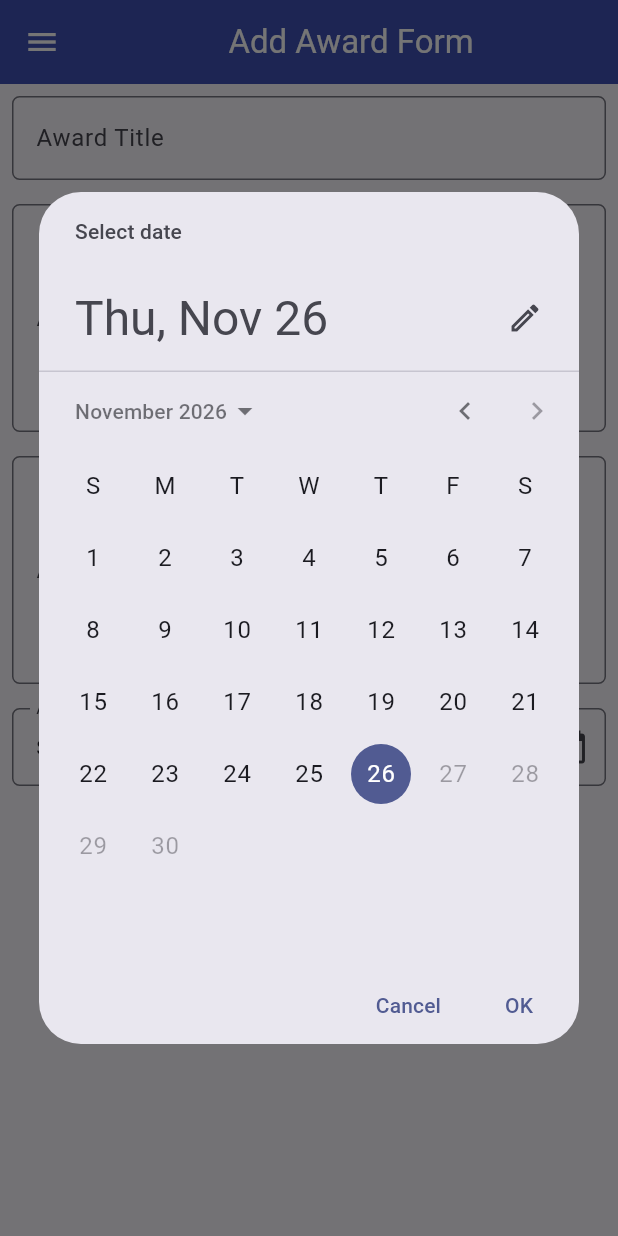
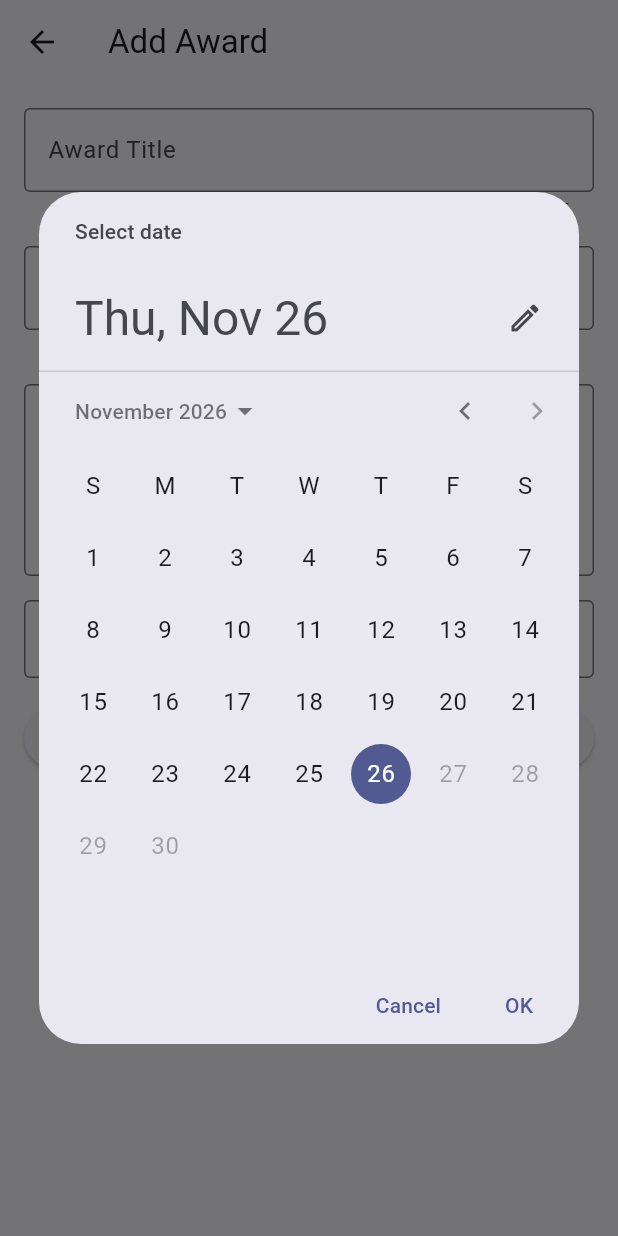
Before and after one commit to rozanlaudzai/myportfolio_mobile, a Flutter app: the AwardFormPage screen opened directly, after a tap on "Select award date", on a phone screen of 412 x 824 dp. Run offline on Flutter 3.47's test engine with Material 3 defaults, Android fonts, the phone set to English and light mode, and no system bars; generated files the repository leaves out were written again; network calls fail.

Commit message:
feat(awards): browse and create Django awards in Flutter

```diff
--- /dev/null
+++ b/lib/models/award.dart
@@ -0,0 +1,37 @@
+import 'package:json_annotation/json_annotation.dart';
+
+part 'award.g.dart';
+
+@JsonSerializable(fieldRename: FieldRename.snake)
+class Award {
+  const Award({
+    this.id,
+    required this.title,
+    required this.issuer,
+    required this.description,
+    required this.awardedAt,
+    this.starCount = 0,
+    this.isStarred = false,
+    this.starredByNames = '',
+  });
+
+  factory Award.fromJson(Map<String, dynamic> json) => _$AwardFromJson(json);
+
+  @JsonKey(includeToJson: false)
+  final String? id;
+  final String title;
+  final String issuer;
+  final String description;
+
+  /// DRF DateField uses a calendar date (YYYY-MM-DD).
+  final String awardedAt;
+
+  @JsonKey(includeToJson: false, defaultValue: 0)
+  final int starCount;
+  @JsonKey(includeToJson: false, defaultValue: false)
+  final bool isStarred;
+  @JsonKey(includeToJson: false, defaultValue: '')
+  final String starredByNames;
+
+  Map<String, dynamic> toJson() => _$AwardToJson(this);
+}
--- a/lib/screens/award_form.dart
+++ b/lib/screens/award_form.dart
@@ -1,5 +1,17 @@
 import 'package:flutter/material.dart';
-import 'package:myportfolio_mobile/widgets/left_drawer.dart';
+import 'package:myportfolio_mobile/models/award.dart';
+import 'package:myportfolio_mobile/services/api_client.dart';
+import 'package:myportfolio_mobile/services/auth_state.dart';
+import 'package:myportfolio_mobile/widgets/auth_guard.dart';
+import 'package:provider/provider.dart';
+
+Future<bool> openAwardForm(BuildContext context) async {
+  if (!await ensureLoggedIn(context) || !context.mounted) return false;
+  return await Navigator.of(
+        context,
+      ).push<bool>(MaterialPageRoute(builder: (_) => const AwardFormPage())) ??
+      false;
+}
 
 class AwardFormPage extends StatefulWidget {
   const AwardFormPage({super.key});
@@ -10,170 +22,167 @@ class AwardFormPage extends StatefulWidget {
 
 class _AwardFormPageState extends State<AwardFormPage> {
   final _formKey = GlobalKey<FormState>();
+  String _title = '';
+  String _issuer = '';
+  String _description = '';
+  DateTime? _awardedAt;
+  bool _saving = false;
 
-  DateTime? _awardedAt;
+  Future<void> _save() async {
+    if (_saving || !_formKey.currentState!.validate()) return;
+    _formKey.currentState!.save();
+    final auth = context.read<AuthState>();
+    final api = context.read<ApiClient>();
+    setState(() => _saving = true);
+    try {
+      if (!await ensureLoggedIn(context) || !mounted) return;
+      final token = auth.token;
+      if (token == null) return;
+      final award = await api.createAward(
+        Award(
+          title: _title,
+          issuer: _issuer,
+          description: _description,
+          awardedAt: _awardedAt!.toIso8601String().split('T').first,
+        ),
+        token: token,
+      );
+      if (!mounted) return;
+      await showDialog<void>(
+        context: context,
+        builder: (context) => AlertDialog(
+          title: const Text('Award added'),
+          content: Text(award.title),
+          actions: [
+            TextButton(
+              onPressed: () => Navigator.pop(context),
+              child: const Text('OK'),
+            ),
+          ],
+        ),
+      );
+      if (mounted) Navigator.pop(context, true);
+    } on ApiException catch (error) {
+      if (!mounted) return;
+      if (error.statusCode == 401) {
+        await signOut(context);
+        if (!mounted) return;
+        _showError('Your session expired. Log in and save again.');
+        await ensureLoggedIn(context);
+      } else {
+        _showError(switch (error.statusCode) {
+          400 => 'Django rejected the award details. Check your entries.',
+          403 => 'Only the portfolio owner can add awards.',
+          _ => 'Could not save the award (HTTP ${error.statusCode}).',
+        });
+      }
+    } on Exception {
+      if (mounted) _showError('Could not contact the server.');
+    } finally {
+      if (mounted) setState(() => _saving = false);
+    }
+  }
+
+  void _showError(String message) {
+    ScaffoldMessenger.of(context)
+      ..hideCurrentSnackBar()
+      ..showSnackBar(SnackBar(content: Text(message)));
+  }
+
+  Widget _textField(
+    String label,
+    ValueChanged<String> save, {
+    int lines = 1,
+    int? maxLength,
+  }) {
+    return Padding(
+      padding: const EdgeInsets.only(bottom: 16),
+      child: TextFormField(
+        enabled: !_saving,
+        maxLines: lines,
+        maxLength: maxLength,
+        decoration: InputDecoration(
+          labelText: label,
+          border: const OutlineInputBorder(),
+        ),
+        validator: (value) => value == null || value.trim().isEmpty
+            ? 'This field is required.'
+            : null,
+        onSaved: (value) => save(value!.trim()),
+      ),
+    );
+  }
 
   @override
   Widget build(BuildContext context) {
-    return Scaffold(
-      appBar: AppBar(
-        title: const Center(child: Text('Add Award Form')),
-        backgroundColor: Colors.indigo,
-        foregroundColor: Colors.white,
-      ),
-
-      drawer: const LeftDrawer(),
-
+    return PopScope(
+      canPop: !_saving,
+      child: Scaffold(
+        appBar: AppBar(title: const Text('Add Award')),
         body: Form(
           key: _formKey,
           child: SingleChildScrollView(
+            padding: const EdgeInsets.all(16),
             child: Column(
-            crossAxisAlignment: .start,
+              crossAxisAlignment: CrossAxisAlignment.stretch,
               children: [
-              // === Award Title ===
-              Padding(
-                padding: const EdgeInsets.all(8.0),
-                child: TextFormField(
-                  decoration: InputDecoration(
-                    hintText: 'Award Title',
-                    labelText: 'Award Title',
-                    border: OutlineInputBorder(borderRadius: .circular(5.0)),
+                _textField(
+                  'Award Title',
+                  (value) => _title = value,
+                  maxLength: 255,
                 ),
-                  validator: (String? value) {
-                    if (value == null || value.trim().isEmpty) {
-                      return 'Award title cannot be empty!';
-                    }
-                    return null;
-                  },
+                _textField(
+                  'Award Issuer',
+                  (value) => _issuer = value,
+                  maxLength: 255,
                 ),
+                _textField(
+                  'Award Description',
+                  (value) => _description = value,
+                  lines: 4,
                 ),
-
-              // === Issuer ===
-              Padding(
-                padding: const EdgeInsets.all(8.0),
-                child: TextFormField(
-                  maxLines: 5,
-                  decoration: InputDecoration(
-                    hintText: 'Award Issuer',
-                    labelText: 'Award Issuer',
-                    border: OutlineInputBorder(borderRadius: .circular(5.0)),
-                  ),
-                  validator: (String? value) {
-                    if (value == null || value.trim().isEmpty) {
-                      return 'Award issuer cannot be empty!';
-                    }
-                    return null;
-                  },
-                ),
-              ),
-
-              // === Description ===
-              Padding(
-                padding: const EdgeInsets.all(8.0),
-                child: TextFormField(
-                  maxLines: 5,
-                  decoration: InputDecoration(
-                    hintText: 'Award Description',
-                    labelText: 'Award Description',
-                    border: OutlineInputBorder(borderRadius: .circular(5.0)),
-                  ),
-                  validator: (String? value) {
-                    if (value == null || value.trim().isEmpty) {
-                      return 'Award description cannot be empty!';
-                    }
-                    return null;
-                  },
-                ),
-              ),
-
-              // === Awarded At ===
-              Padding(
-                padding: const EdgeInsets.all(8.0),
-                child: FormField<DateTime>(
-                  validator: (value) {
-                    if (value == null) {
-                      return 'Date time cannot be empty!';
-                    }
-                    return null;
-                  },
-                  builder: (FormFieldState<DateTime> field) {
-                    return InkWell(
-                      onTap: () async {
-                        final DateTime? picked = await showDatePicker(
+                FormField<DateTime>(
+                  onSaved: (value) => _awardedAt = value,
+                  validator: (value) =>
+                      value == null ? 'Select an award date.' : null,
+                  builder: (field) => InkWell(
+                    onTap: _saving
+                        ? null
+                        : () async {
+                            final today = DateUtils.dateOnly(DateTime.now());
+                            final picked = await showDatePicker(
                               context: context,
-                          initialDate: _awardedAt ?? DateTime.now(),
+                              initialDate: field.value ?? today,
                               firstDate: DateTime(1900),
-                          lastDate: DateTime.now(),
+                              lastDate: today,
                             );
-
-                        if (picked != null) {
-                          setState(() {
-                            _awardedAt = picked;
-                          });
-
+                            if (field.mounted && picked != null) {
                               field.didChange(picked);
                             }
                           },
                     child: InputDecorator(
                       decoration: InputDecoration(
                         labelText: 'Awarded At',
-                          border: OutlineInputBorder(
-                            borderRadius: .circular(5.0),
-                          ),
+                        border: const OutlineInputBorder(),
                         errorText: field.errorText,
                         suffixIcon: const Icon(Icons.calendar_today),
                       ),
                       child: Text(
-                          _awardedAt == null
+                        field.value == null
                             ? 'Select award date'
-                              : '${_awardedAt!.day}/${_awardedAt!.month}/${_awardedAt!.year}',
-                        ),
-                      ),
-                    );
-                  },
-                ),
-              ),
-
-              // === Save Button ===
-              Align(
-                alignment: .bottomCenter,
-                child: Padding(
-                  padding: const EdgeInsets.all(8.0),
-                  child: ElevatedButton(
-                    style: ButtonStyle(
-                      backgroundColor: WidgetStateProperty.all(Colors.indigo),
-                    ),
-                    onPressed: () {
-                      if (_formKey.currentState!.validate()) {
-                        showDialog(
-                          context: context,
-                          builder: (context) {
-                            return AlertDialog(
-                              title: const Text(
-                                'Award has been successfully added!',
-                              ),
-                              actions: [
-                                TextButton(
-                                  child: const Text('OK'),
-                                  onPressed: () {
-                                    Navigator.pop(context);
-                                    _formKey.currentState!.reset();
-                                  },
-                                ),
-                              ],
-                            );
-                          },
-                        );
-                      }
-                    },
-                    child: const Text(
-                      'Save',
-                      style: TextStyle(color: Colors.white),
+                            : MaterialLocalizations.of(context)
+                                  .formatMediumDate(field.value!),
                       ),
                     ),
                   ),
                 ),
+                const SizedBox(height: 16),
+                ElevatedButton(
+                  onPressed: _saving ? null : _save,
+                  child: Text(_saving ? 'Saving…' : 'Save'),
+                ),
               ],
+            ),
           ),
         ),
       ),
```
Also changed, not shown: lib/screens/award_detail_screen.dart (added, +41 -0 lines), lib/screens/award_list_screen.dart (added, +102 -0 lines), lib/services/api_client.dart (+21 -5 lines), lib/widgets/left_drawer.dart (+24 -2 lines), lib/widgets/page_card.dart (+9 -2 lines), 1 other file. Lines whose indentation alone changed are shown as unchanged.
